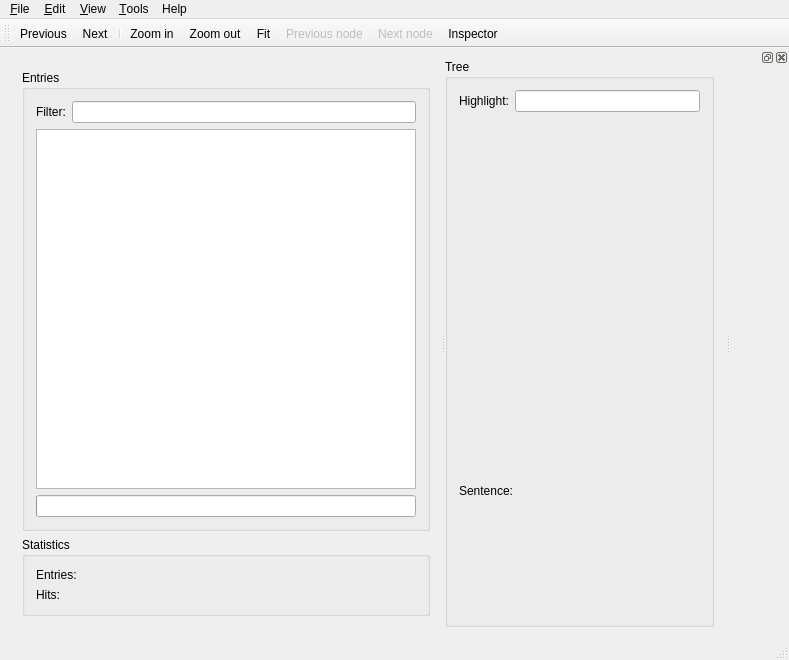
rug-compling/dact, file ui/MainWindow.ui: the form before one commit.
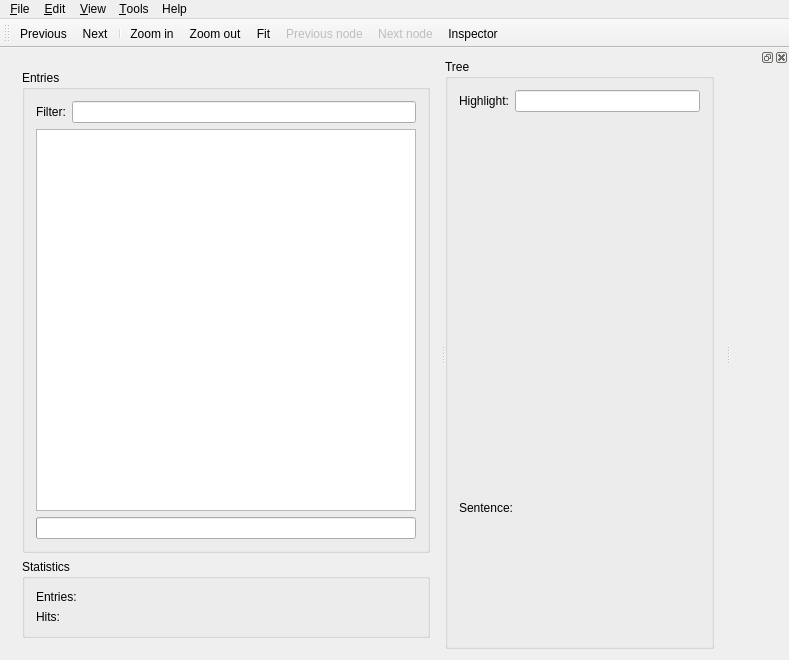
The form after the commit. Icons and pictures are not drawn. Custom widgets are drawn as their Qt base class.

Commit message:
Removed the statusbar from the main window.
It isn't used for feedback, and we can use the space.

Patch:
```diff
--- a/ui/MainWindow.ui
+++ b/ui/MainWindow.ui
@@ -261,7 +261,6 @@
    <addaction name="nextTreeNodeAction"/>
    <addaction name="inspectorAction"/>
   </widget>
-  <widget class="QStatusBar" name="statusBar"/>
   <widget class="TreeNodeInspector" name="inspector">
    <attribute name="dockWidgetArea">
     <number>2</number>
```
